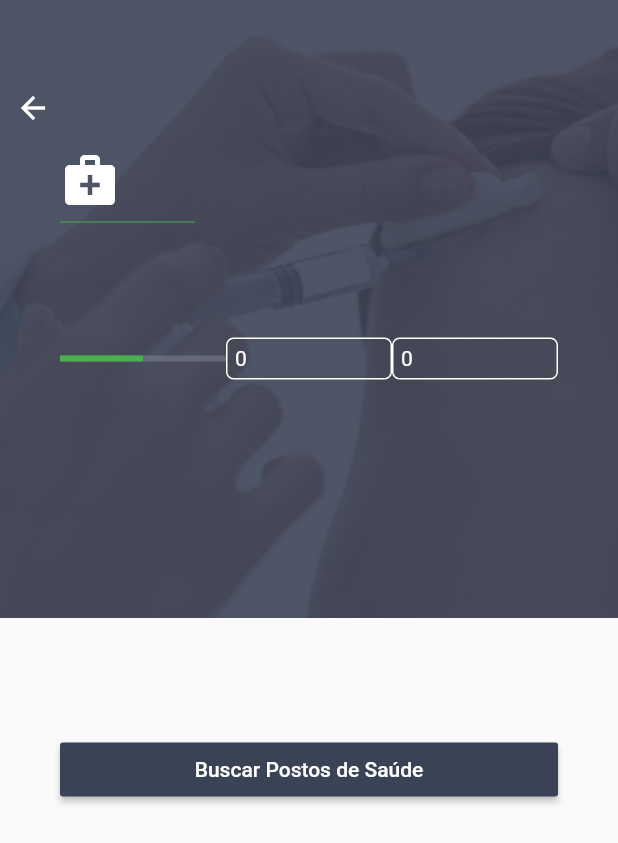
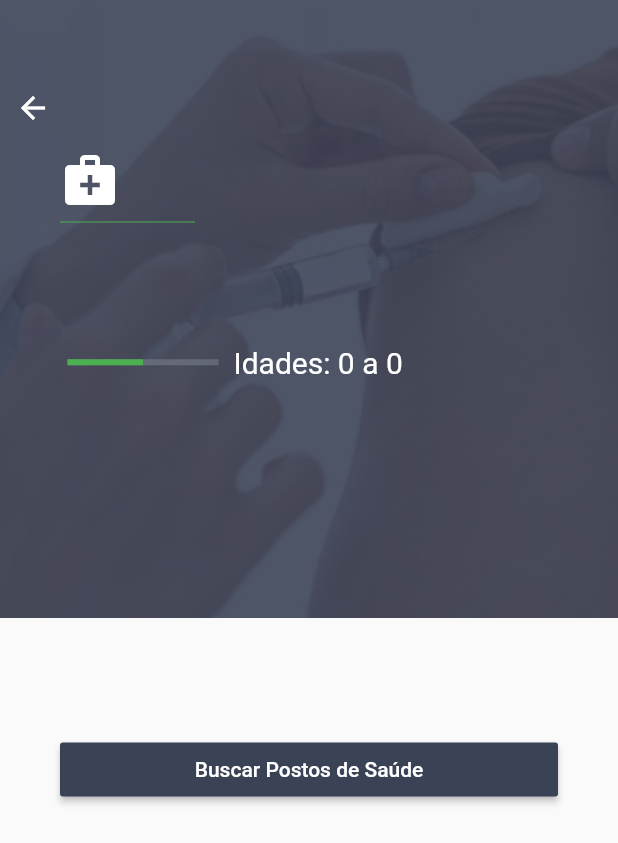
Before and after one commit to mrjhonyvidal/flutter-graphql-app, a Flutter app: the CampanhaDetalhe screen opened directly with empty values, on a phone screen of 412 x 824 dp. Shown: the top 843 px of the screen. Run offline on Flutter 3.47's test engine with Material 2 defaults, Android fonts, the phone set to English and light mode, and no system bars; drawn by our look-alikes of overlay_support; our stand-ins replace firebase_messaging, flutter_secure_storage, font_awesome_flutter, graphql_flutter, mask_text_input_formatter, qr_flutter; accounts and stored records are empty; network calls fail.

Commit message:
Add Detalhe Campanha Page and general fixes

```diff
--- a/cndv/lib/src/models/campanhas_models.dart
+++ b/cndv/lib/src/models/campanhas_models.dart
@@ -51,6 +51,7 @@ class ObtenerCampanha {
     this.idadeFinal,
     this.cidade,
     this.uf,
+    this.descricao
   });
 
   String id;
@@ -59,6 +60,7 @@ class ObtenerCampanha {
   int idadeFinal;
   String cidade;
   String uf;
+  String descricao;
 
   factory ObtenerCampanha.fromJson(Map<String, dynamic> json) =>
       ObtenerCampanha(
@@ -68,6 +70,7 @@ class ObtenerCampanha {
         idadeFinal: json["idade_final"],
         cidade: json["cidade"],
         uf: json["uf"],
+        descricao: json["descricao"],
       );
 
   Map<String, dynamic> toJson() => {
@@ -77,5 +80,6 @@ class ObtenerCampanha {
         "idade_final": idadeFinal,
         "cidade": cidade,
         "uf": uf,
+        "descricao": descricao,
       };
 }
--- a/cndv/lib/src/pages/campanhas/campanha_detalhe_page.dart
+++ b/cndv/lib/src/pages/campanhas/campanha_detalhe_page.dart
@@ -9,6 +9,7 @@ class CampanhaDetalhe extends StatelessWidget {
   Widget build(BuildContext context) {
     final levelIndicator = Container(
       child: Container(
+        padding: const EdgeInsets.all(5.0),
         child: LinearProgressIndicator(
             backgroundColor: Color.fromRGBO(209, 224, 224, 0.2),
             value: 0.5,
@@ -16,25 +17,11 @@ class CampanhaDetalhe extends StatelessWidget {
       ),
     );
 
-    final idadeInicio = Container(
+    final faixaEtaria = Container(
       padding: const EdgeInsets.all(5.0),
-      decoration: new BoxDecoration(
-          border: new Border.all(color: Colors.white),
-          borderRadius: BorderRadius.circular(5.0)),
       child: new Text(
-        campanha.idadeInicio.toString(),
-        style: TextStyle(color: Colors.white),
-      ),
-    );
-
-    final idadeFinal = Container(
-      padding: const EdgeInsets.all(5.0),
-      decoration: new BoxDecoration(
-          border: new Border.all(color: Colors.white),
-          borderRadius: BorderRadius.circular(5.0)),
-      child: new Text(
-        campanha.idadeFinal.toString(),
-        style: TextStyle(color: Colors.white),
+        'Idades: ' + campanha.idadeInicio.toString() + ' a ' + campanha.idadeFinal.toString(),
+        style: TextStyle(color: Colors.white, fontSize: 20.0),
       ),
     );
 
@@ -69,8 +56,7 @@ class CampanhaDetalhe extends StatelessWidget {
                       campanha.cidade,
                       style: TextStyle(color: Colors.white),
                     ))),*/
-            Expanded(flex: 1, child: idadeInicio),
-            Expanded(flex: 1, child: idadeFinal)
+            Expanded(flex: 2, child: faixaEtaria),
           ],
         ),
       ],
@@ -110,8 +96,8 @@ class CampanhaDetalhe extends StatelessWidget {
     );
 
     final bottomContentText = Text(
-      campanha.nome,
-      style: TextStyle(fontSize: 18.0),
+      campanha.descricao,
+      style: TextStyle(fontSize: 18.0, color: Colors.black),
     );
     final readButton = Container(
         padding: EdgeInsets.symmetric(vertical: 16.0),
--- a/cndv/lib/src/pages/tabs/tabCarteiraMedica_page.dart
+++ b/cndv/lib/src/pages/tabs/tabCarteiraMedica_page.dart
@@ -233,6 +233,7 @@ class _Header extends StatelessWidget {
                               MaterialPageRoute(
                                   builder: (context) => MensagensNotificacoes()));
                         }),
+                      /// TODO [1] hardcode number of messages
                       [1].length == 0 ? new Container() :
                       new Positioned(
 
@@ -246,6 +247,7 @@ class _Header extends StatelessWidget {
                                   right: 6.0,
                                   child: new Center(
                                     child: new Text(
+                                      /// TODO [1] hardcode number of messages
                                       [1].length.toString(),
                                       style: new TextStyle(
                                           color: Colors.white,
@@ -253,9 +255,7 @@ class _Header extends StatelessWidget {
                                           fontWeight: FontWeight.w500
                                       ),
                                     ),
-                                  )),
-
-
+                                  ))
                             ],
                           )),
 
--- a/cndv/lib/src/providers/push_notifications_provider.dart
+++ b/cndv/lib/src/providers/push_notifications_provider.dart
@@ -54,8 +54,9 @@ class PushNotificationsProvider {
     // User Mobile Phone Token
     final token = await _firebaseMessaging.getToken();
     print('=====FCM Token=====');
-    print(token);
-    /// TODO save to DB
+    ///print(token);
+    /// TODO save to DB with user cpf
+
 
     _firebaseMessaging.configure(
         onMessage: onMessage,
--- a/cndv/lib/src/services/graphql/queries/campanhas.dart
+++ b/cndv/lib/src/services/graphql/queries/campanhas.dart
@@ -7,6 +7,7 @@ class Campanhas {
       idade_final
       cidade
       uf
+      descricao
     }
 }""";
 }
```
Also changed, not shown: cndv/lib/src/pages/mensagens/mensagem_notificacoes_page.dart (+18 -3 lines), cndv/lib/src/pages/perfil/editar_dados_pessoais_page.dart (+2 -11 lines), cndv/lib/src/pages/tabs/tabCampanhaVacinas_page.dart (+5 -3 lines), cndv/lib/src/pages/tabs/tabs_page.dart (+5 -4 lines).
